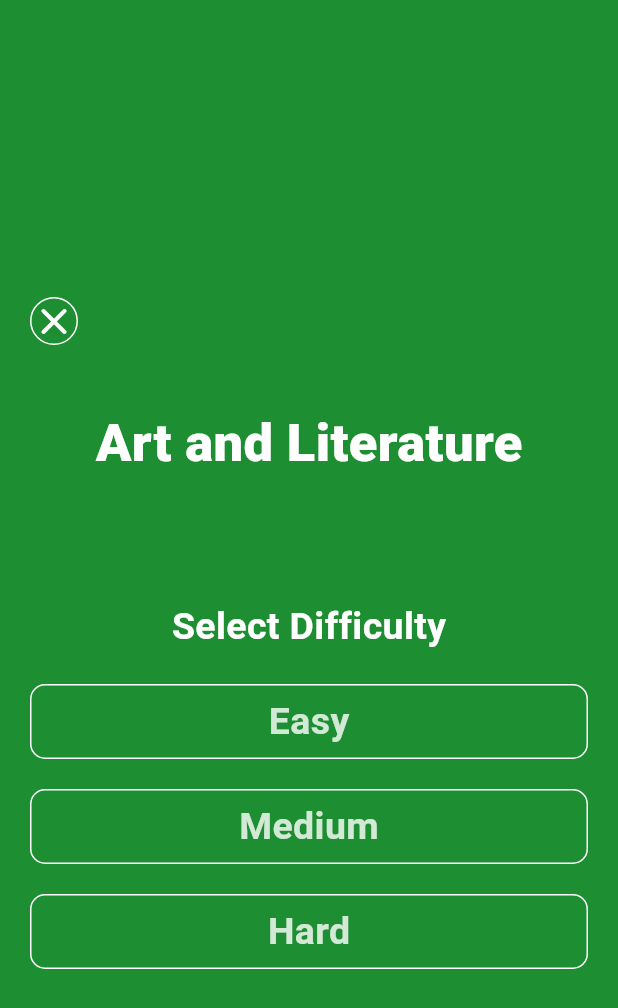
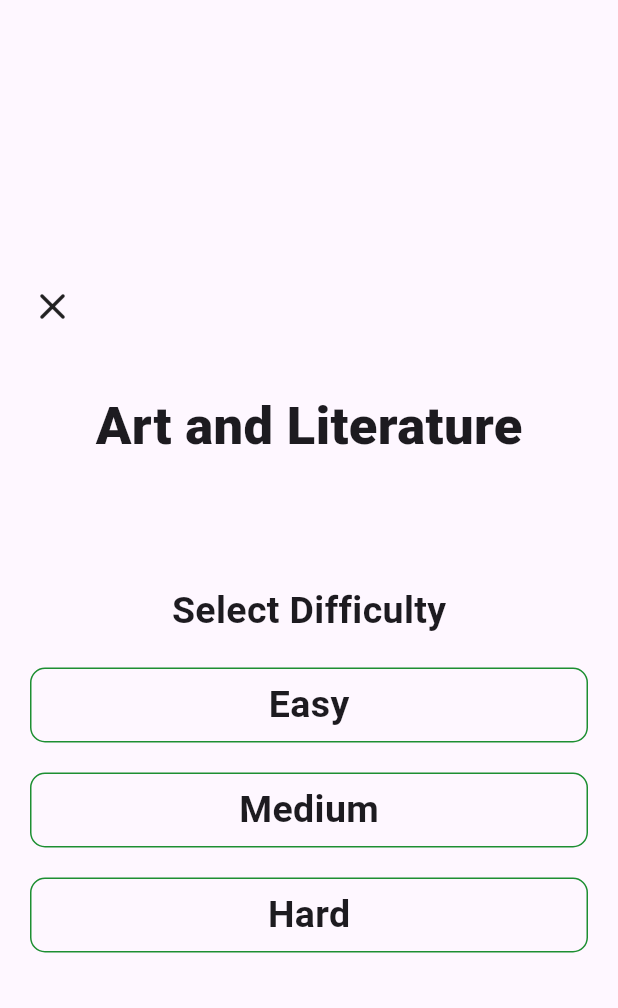
Before and after one commit to ErayAltas/quiz_app, a Flutter app: the screen it shows once a user with an empty profile is signed in, after a tap on "Art and Literature", on a phone screen of 412 x 824 dp. Shown: the top 1008 px of the screen. Run offline on Flutter 3.47's test engine with Material 3 defaults, Android fonts, the phone set to English and light mode, and no system bars; our stand-ins replace bloc, cloud_firestore, dropdown_button2, email_validator, equatable, firebase_auth and 8 more; missing offline and left inert: fl_score_bar; accounts and stored records are empty; network calls fail.

Commit message:
Refactor UI and fix bugs in close_button.dart, difficulty_level_widget.dart, categories_screen.dart, and difficulty_selection_screen.dart

```diff
--- a/lib/presentation/dashboard/categories/categories_screen.dart
+++ b/lib/presentation/dashboard/categories/categories_screen.dart
@@ -18,11 +18,16 @@ class Categories extends StatelessWidget {
             crossAxisAlignment: CrossAxisAlignment.start,
             children: [
               const Text('Categories', style: TextStyle(fontSize: 32, fontWeight: FontWeight.w900, color: Colors.black)),
-              ListView.builder(
+              GridView.builder(
+                shrinkWrap: true,
+                gridDelegate: const SliverGridDelegateWithFixedCrossAxisCount(
+                  crossAxisCount: 2,
+                  crossAxisSpacing: 10,
+                  mainAxisSpacing: 10,
+                  childAspectRatio: 1.5,
+                ),
                 itemCount: categoryDetailList.length,
-                physics: const NeverScrollableScrollPhysics(),
-                shrinkWrap: true,
-                itemBuilder: (context, index) {
+                itemBuilder: (BuildContext context, int index) {
                   return CategoryItem(index);
                 },
               ),
--- a/lib/presentation/main/difficulty_selection_screen.dart
+++ b/lib/presentation/main/difficulty_selection_screen.dart
@@ -24,25 +24,23 @@ class DifficultyScreen extends StatelessWidget {
         },
         child: BlocBuilder<DifficultyLevelBloc, DifficultyLevelState>(builder: (context, state) {
           if (state is LoadedState) {
-            return Container(
-              padding: const EdgeInsets.only(left: 20, right: 20, top: 40, bottom: 20),
-              decoration: BoxDecoration(color: state.color),
-              child: Scaffold(
-                backgroundColor: Colors.transparent,
-                body: Column(
+            return Scaffold(
+              body: Padding(
+                padding: const EdgeInsets.all(20),
+                child: Column(
                   mainAxisAlignment: MainAxisAlignment.center,
                   children: [
                     const Align(alignment: Alignment.centerLeft, child: RoundCloseButton()),
                     const SizedBox(height: 40),
                     Text(
                       state.title,
-                      style: const TextStyle(color: Colors.white, fontWeight: FontWeight.w900, fontSize: 35),
+                      style: const TextStyle(fontWeight: FontWeight.w900, fontSize: 35),
                     ),
                     const SizedBox(height: 80),
                     Column(
                       mainAxisAlignment: MainAxisAlignment.spaceEvenly,
                       children: [
-                        const Text('Select Difficulty', style: TextStyle(color: Colors.white, fontSize: 25, fontWeight: FontWeight.bold)),
+                        const Text('Select Difficulty', style: TextStyle(fontSize: 25, fontWeight: FontWeight.bold)),
                         const SizedBox(height: 20),
                         DifficultyLevelWidget(selectedIndex: categoryIndex, difficulty: 0),
                         const SizedBox(height: 20),
--- a/lib/utility/category_detail_list.dart
+++ b/lib/utility/category_detail_list.dart
@@ -3,54 +3,14 @@ import 'package:flutter/material.dart';
 import '../data/model/category.dart';
 
 final List<Category> categoryDetailList = [
-  Category(
-      title: 'Art and Literature',
-      category: 'arts_and_literature',
-      textColor: const Color(0xff1d8f32),
-      accentColor: const Color(0xffcff1d5)),
-  Category(
-      title: 'Film and TV',
-      category: 'film_and_tv',
-      textColor: const Color(0xff5718d6),
-      accentColor: const Color(0xffe3d9fa)),
-  Category(
-      title: 'Food and Drink',
-      category: 'food_and_drink',
-      textColor: const Color(0xffd6182e),
-      accentColor: const Color(0xfff3cbcf)),
-  Category(
-      title: 'General Knowledge',
-      category: 'general_knowledge',
-      textColor: const Color(0xff0846a3),
-      accentColor: const Color(0xffccdefa)),
-  Category(
-      title: 'Geography',
-      category: 'geography',
-      textColor: const Color(0xffd97014),
-      accentColor: const Color(0xffeed0c9)),
-  Category(
-      title: 'History',
-      category: 'history',
-      textColor: const Color(0xff3c2a70),
-      accentColor: const Color(0xffdad0fa)),
-  Category(
-      title: 'Music',
-      category: 'music',
-      textColor: const Color(0xff28272b),
-      accentColor: const Color(0xffe9e4f8)),
-  Category(
-      title: 'Science',
-      category: 'science',
-      textColor: const Color(0xffeb2aeb),
-      accentColor: const Color(0xfffad1fa)),
-  Category(
-      title: 'Society and Culture',
-      category: 'society_and_culture',
-      textColor: const Color(0xfff2bd05),
-      accentColor: const Color(0xfffff3cd)),
-  Category(
-      title: 'Sports and Leisure',
-      category: 'sport_and_leisure',
-      textColor: const Color(0xff395c91),
-      accentColor: const Color(0xffd3e5fd)),
+  Category(title: 'Art and Literature', category: 'arts_and_literature', textColor: const Color(0xff1d8f32), accentColor: const Color(0xffcff1d5)),
+  Category(title: 'Film and TV', category: 'film_and_tv', textColor: const Color(0xff5718d6), accentColor: const Color(0xffe3d9fa)),
+  Category(title: 'Food and Drink', category: 'food_and_drink', textColor: const Color(0xffd6182e), accentColor: const Color(0xfff3cbcf)),
+  Category(title: 'General Knowledge', category: 'general_knowledge', textColor: const Color(0xff0846a3), accentColor: const Color(0xffccdefa)),
+  Category(title: 'Geography', category: 'geography', textColor: const Color(0xffd97014), accentColor: const Color(0xffeed0c9)),
+  Category(title: 'History', category: 'history', textColor: const Color(0xff3c2a70), accentColor: const Color(0xffdad0fa)),
+  Category(title: 'Music', category: 'music', textColor: const Color(0xff28272b), accentColor: const Color(0xffe9e4f8)),
+  Category(title: 'Science', category: 'science', textColor: const Color(0xffeb2aeb), accentColor: const Color(0xfffad1fa)),
+  Category(title: 'Society and Culture', category: 'society_and_culture', textColor: const Color(0xfff2bd05), accentColor: const Color(0xfffff3cd)),
+  Category(title: 'Sports', category: 'sport_and_leisure', textColor: const Color(0xff395c91), accentColor: const Color(0xffd3e5fd)),
 ];
--- a/lib/widgets/close_button.dart
+++ b/lib/widgets/close_button.dart
@@ -6,19 +6,14 @@ class RoundCloseButton extends StatelessWidget {
   @override
   Widget build(BuildContext context) {
     return Container(
-      decoration: BoxDecoration(
+      decoration: const BoxDecoration(
         shape: BoxShape.circle,
-        border: Border.all(color: Colors.white),
       ),
       child: GestureDetector(
         onTap: () {
           Navigator.pop(context);
         },
-        child: const Icon(
-          Icons.close_rounded,
-          color: Colors.white,
-          size: 30,
-        ),
+        child: const Icon(Icons.close_rounded, size: 30),
       ),
     );
   }
--- a/lib/widgets/difficulty_level_widget.dart
+++ b/lib/widgets/difficulty_level_widget.dart
@@ -22,13 +22,12 @@ class DifficultyLevelWidget extends StatelessWidget {
         width: MediaQuery.of(context).size.width,
         alignment: Alignment.center,
         decoration: BoxDecoration(
-          color: categoryDetailList[selectedIndex].textColor,
           borderRadius: BorderRadius.circular(10),
-          border: Border.all(color: Colors.white),
+          border: Border.all(color: categoryDetailList[selectedIndex].textColor),
         ),
         child: Text(
           level[difficulty],
-          style: TextStyle(color: Colors.white.withOpacity(0.8), fontSize: 25, fontWeight: FontWeight.bold),
+          style: const TextStyle(fontSize: 25, fontWeight: FontWeight.bold),
         ),
       ),
     );
```
Also changed, not shown: lib/presentation/dashboard/result/results_screen.dart (+147 -145 lines).
